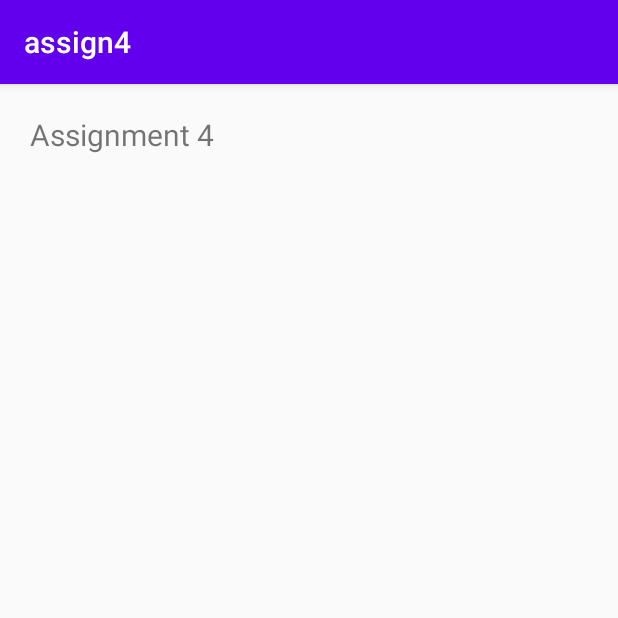
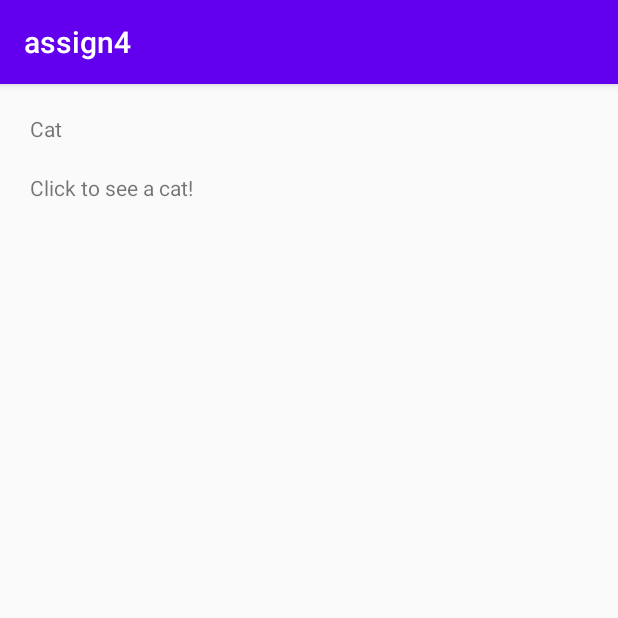
Before and after one commit to sauban48/CPS731-A4, an Android app: the screen it shows after launch (MainActivity), on a phone screen of 412 x 824 dp, the top half of it. Run offline under Robolectric (Android 15) with nearby library versions, the phone set to English and light mode, and no system bars.

Commit message:
Added recycler view

```diff
--- a/app/build.gradle
+++ b/app/build.gradle
@@ -24,8 +24,10 @@ android {
 
 dependencies {
     implementation fileTree(dir: "libs", include: ["*.jar"])
+    implementation 'androidx.constraintlayout:constraintlayout:2.0.1'
+    testImplementation 'junit:junit:4.12'
+    implementation 'androidx.recyclerview:recyclerview:1.1.0'
     implementation 'androidx.appcompat:appcompat:1.2.0'
-    testImplementation 'junit:junit:4.12'
     androidTestImplementation 'androidx.test.ext:junit:1.1.2'
     androidTestImplementation 'androidx.test.espresso:espresso-core:3.3.0'
 
--- /dev/null
+++ b/app/src/main/java/com/example/assign4/Animals.java
@@ -0,0 +1,25 @@
+package com.example.assign4;
+
+public class Animals {
+    private String animalName;
+    private String animalDescription;
+
+    public Animals(String animalName, String animalDescription) {
+        this.animalName = animalName;
+        this.animalDescription = animalDescription;
+    }
+
+    public String getAnimalName() {
+        return animalName;
+    }
+
+    public String getAnimalDescription() {
+        return animalDescription;
+    }
+
+    public void setAnimalName(String animalName) {
+        this.animalName = animalName;
+    }
+
+    public void setAnimalDescription(String animalDescription) { this.animalDescription = animalDescription; }
+}
--- a/app/src/main/java/com/example/assign4/MainActivity.java
+++ b/app/src/main/java/com/example/assign4/MainActivity.java
@@ -1,28 +1,53 @@
 package com.example.assign4;
 
-import android.app.DatePickerDialog;
+import android.app.Activity;
 import android.os.Bundle;
+
+import androidx.appcompat.app.AppCompatActivity;
+import androidx.recyclerview.*;
 import android.view.View;
-import android.widget.Button;
-import android.widget.DatePicker;
-import android.widget.EditText;
-import android.widget.RadioButton;
 import android.widget.TextView;
 
-import androidx.appcompat.app.AppCompatActivity;
+import androidx.recyclerview.widget.DefaultItemAnimator;
+import androidx.recyclerview.widget.LinearLayoutManager;
+import androidx.recyclerview.widget.RecyclerView;
 
-import java.text.DateFormat;
-import java.util.Calendar;
-
-import static java.util.Calendar.YEAR;
+import java.util.ArrayList;
+import java.util.List;
 
 public class MainActivity extends AppCompatActivity {
 
-    private TextView reservation;
+    private RecyclerView recyclerView;
+    private ArrayList<Animals> animalList;
+
     @Override
-    protected void onCreate(Bundle savedInstanceState) {
-        super.onCreate(savedInstanceState);
+    protected void onCreate(Bundle saveInstanceState){
+        super.onCreate(saveInstanceState);
         setContentView(R.layout.activity_main);
+        animalList = new ArrayList<>();
+        recyclerView = findViewById(R.id.rvRecipe);
+        setAnimalInfo();
+        setAdapter();
+
+    }
+
+    private void setAdapter() {
+        MyAdapter adapter = new MyAdapter(animalList);
+        RecyclerView.LayoutManager layoutManager = new LinearLayoutManager(getApplicationContext());
+        recyclerView.setLayoutManager(layoutManager);
+        recyclerView.setItemAnimator(new DefaultItemAnimator());
+        recyclerView.setAdapter(adapter);
+    }
+
+    private void setAnimalInfo() {
+        animalList.add(new Animals("Cat", "Click to see a cat!"));
+        animalList.add(new Animals("Dog", "Click to see a dog!"));
+        animalList.add(new Animals("Fox", "Click to see a fox!"));
+        animalList.add(new Animals("Bat", "Click to see a bat!"));
+        animalList.add(new Animals("Cow", "Click to see a cow!"));
+        animalList.add(new Animals("Goat", "Click to see a goat!"));
+        animalList.add(new Animals("Chicken", "Click to see a chicken!"));
+
 
     }
 
--- /dev/null
+++ b/app/src/main/java/com/example/assign4/MyAdapter.java
@@ -0,0 +1,55 @@
+package com.example.assign4;
+
+import android.content.Context;
+import android.view.LayoutInflater;
+import android.view.View;
+import android.view.ViewGroup;
+import android.widget.TextView;
+
+import androidx.annotation.NonNull;
+import androidx.recyclerview.widget.RecyclerView;
+
+import java.util.ArrayList;
+import java.util.List;
+
+public class MyAdapter extends RecyclerView.Adapter<MyAdapter.MyViewHolder> {
+    private Context context;
+    private ArrayList<Animals> animalsList;
+
+    public MyAdapter(ArrayList<Animals> animalsList){
+        this.animalsList = animalsList;
+    }
+
+    @NonNull
+    @Override
+    public MyViewHolder onCreateViewHolder(@NonNull ViewGroup parent, int viewType) {
+        View view = LayoutInflater.from(parent.getContext()).inflate(R.layout.animal_main, parent, false);
+        return new MyViewHolder(view);
+    }
+
+    @Override
+    public void onBindViewHolder(@NonNull MyViewHolder holder, int position) {
+        String name = animalsList.get(position).getAnimalName();
+        String desc = animalsList.get(position).getAnimalDescription();
+        holder.animalName.setText(name);
+        holder.animalDesc.setText(desc);
+    }
+
+    @Override
+    public int getItemCount() {
+        return animalsList.size();
+    }
+
+    public static class MyViewHolder extends RecyclerView.ViewHolder {
+
+        private TextView animalName;
+        private TextView animalDesc;
+
+        public MyViewHolder(final View itemView) {
+            super(itemView);
+            animalName = itemView.findViewById(R.id.animalName);
+            animalDesc = itemView.findViewById(R.id.animalDescription);
+        }
+    }
+
+}
--- a/app/src/main/res/layout/activity_main.xml
+++ b/app/src/main/res/layout/activity_main.xml
@@ -1,22 +1,12 @@
 <?xml version="1.0" encoding="utf-8"?>
 <LinearLayout xmlns:android="http://schemas.android.com/apk/res/android"
     xmlns:app="http://schemas.android.com/apk/res-auto"
-    xmlns:tools="http://schemas.android.com/tools"
     android:layout_width="match_parent"
-    android:layout_height="match_parent"
-    tools:context=".MainActivity" >
+    android:layout_height="wrap_content">
 
-
-    <TextView
-        android:id="@+id/textView"
-        android:layout_width="wrap_content"
-        android:layout_height="wrap_content"
-        android:padding="20dp"
-        android:text="@string/txtTitle"
-        android:textSize="20sp" />
-
-
-
-
+    <androidx.recyclerview.widget.RecyclerView
+        android:id="@+id/rvRecipe"
+        android:layout_width="match_parent"
+        android:layout_height="match_parent"/>
 
 </LinearLayout>
--- /dev/null
+++ b/app/src/main/res/layout/animal_main.xml
@@ -0,0 +1,29 @@
+<?xml version="1.0" encoding="utf-8"?>
+<androidx.constraintlayout.widget.ConstraintLayout xmlns:android="http://schemas.android.com/apk/res/android"
+    xmlns:app="http://schemas.android.com/apk/res-auto"
+    xmlns:tools="http://schemas.android.com/tools"
+    android:layout_width="match_parent"
+    android:layout_height="match_parent">
+
+    <TextView
+        android:id="@+id/animalName"
+        android:layout_width="wrap_content"
+        android:layout_height="wrap_content"
+        android:layout_marginStart="20dp"
+        android:layout_marginLeft="20dp"
+        android:layout_marginTop="20dp"
+        android:text="TextView"
+        app:layout_constraintStart_toStartOf="parent"
+        app:layout_constraintTop_toTopOf="parent" />
+
+    <TextView
+        android:id="@+id/animalDescription"
+        android:layout_width="wrap_content"
+        android:layout_height="wrap_content"
+        android:layout_marginStart="20dp"
+        android:layout_marginLeft="20dp"
+        android:layout_marginTop="20dp"
+        android:text="TextView"
+        app:layout_constraintStart_toStartOf="parent"
+        app:layout_constraintTop_toBottomOf="@+id/animalName" />
+</androidx.constraintlayout.widget.ConstraintLayout>
```
